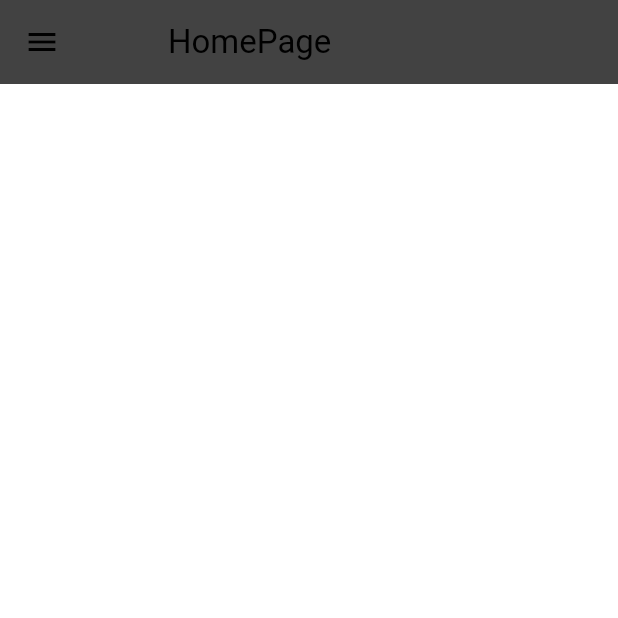
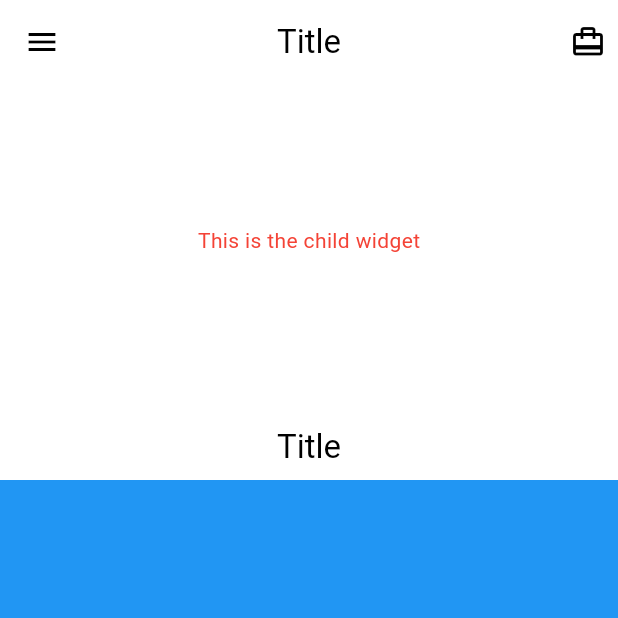
Before and after one commit to YoungjaeKimDeveloper/food_app_self, a Flutter app: the screen it shows after launch, after a tap on "Login", on a phone screen of 412 x 824 dp, the top half of it. Run offline on Flutter 3.47's test engine with Material 3 defaults, Android fonts, the phone set to English and light mode, and no system bars.

Commit message:
feat: create new main page

```diff
--- /dev/null
+++ b/lib/components/custom_sliverappbar.dart
@@ -0,0 +1,46 @@
+import 'package:flutter/material.dart';
+
+class CustomSliverappbar extends StatelessWidget {
+  // Member Variables
+  final Widget title;
+  final Widget child;
+  // Constructor
+  const CustomSliverappbar({
+    super.key,
+    required this.title,
+    required this.child,
+  });
+
+  @override
+  Widget build(BuildContext context) {
+    return SliverAppBar(
+      collapsedHeight: 120, // 최소높이
+      expandedHeight: 320, //최대높이
+      pinned: true,
+      backgroundColor: Theme.of(context).colorScheme.surface,
+      elevation: 0,
+      centerTitle: true,
+      floating: true, //끝까지 밀어야 지워짐
+      title: title,
+      actions: [
+        Padding(
+          padding: const EdgeInsets.all(8.0),
+          child: Icon(Icons.card_travel),
+        ),
+      ],
+      // 스크롤하면 자연스럽게 사라지는부분
+      flexibleSpace: FlexibleSpaceBar(
+        // 상단에 표시되는 제목을 의미함
+        centerTitle: true,
+        titlePadding: const EdgeInsets.all(8),
+        expandedTitleScale: 1,
+        // 스크롤시에 가려지는부분
+        background: Column(
+          mainAxisAlignment: MainAxisAlignment.center,
+          children: [child],
+        ),
+        title: title,
+      ),
+    );
+  }
+}
--- a/lib/pages/home_page.dart
+++ b/lib/pages/home_page.dart
@@ -1,5 +1,6 @@
 import 'package:flutter/material.dart';
 import 'package:food/components/custom_drawer.dart';
+import 'package:food/components/custom_sliverappbar.dart';
 
 class HomePage extends StatelessWidget {
   const HomePage({super.key});
@@ -7,11 +8,23 @@ class HomePage extends StatelessWidget {
   @override
   Widget build(BuildContext context) {
     return Scaffold(
-      appBar: AppBar(
-        backgroundColor: Theme.of(context).colorScheme.primary,
-        title: Container(padding: EdgeInsets.all(40), child: Text("HomePage")),
+      drawer: CustomDrawer(),
+      // Body가 움직이면 Sliver도 스크롤이 가능하기떄문에 같이 내려감
+      body: NestedScrollView(
+        headerSliverBuilder: (context, innerBoxIsScrolled) {
+          return [
+            // 유동적인 Appbar를 만들어줌
+            CustomSliverappbar(
+              title: Text("Title"),
+              child: Text(
+                "This is the child widget",
+                style: TextStyle(color: Colors.red),
+              ),
+            ),
+          ];
+        },
+        body: Container(color: Colors.blue),
       ),
-      drawer: CustomDrawer(),
     );
   }
 }
--- a/lib/pages/settings_page.dart
+++ b/lib/pages/settings_page.dart
@@ -19,6 +19,7 @@ class SettingsPage extends StatelessWidget {
       ),
       body: Column(
         children: [
+          SizedBox(height: 20),
           // Container
           Padding(
             padding: const EdgeInsets.all(10.0),
--- a/lib/theme/theme_provider.dart
+++ b/lib/theme/theme_provider.dart
@@ -9,11 +9,12 @@ class ThemeProvider with ChangeNotifier {
   ThemeData _theme = lightTheme;
   // 현재 Darkmode 인지 확인하기
   bool get isDarkMode => _theme == darkTheme;
-  // ThemeData
+  // ThemeData // get 으로 가져오기 항상 get set뭐 이런건 데이터 타입만들고나서
   ThemeData get themeData => _theme;
   // Set the ThemeData
   set themeData(ThemeData themeData) {
     _theme = themeData;
+    // 변경될때마다 provider에 항상 알려주기
     notifyListeners();
   }
 
```
